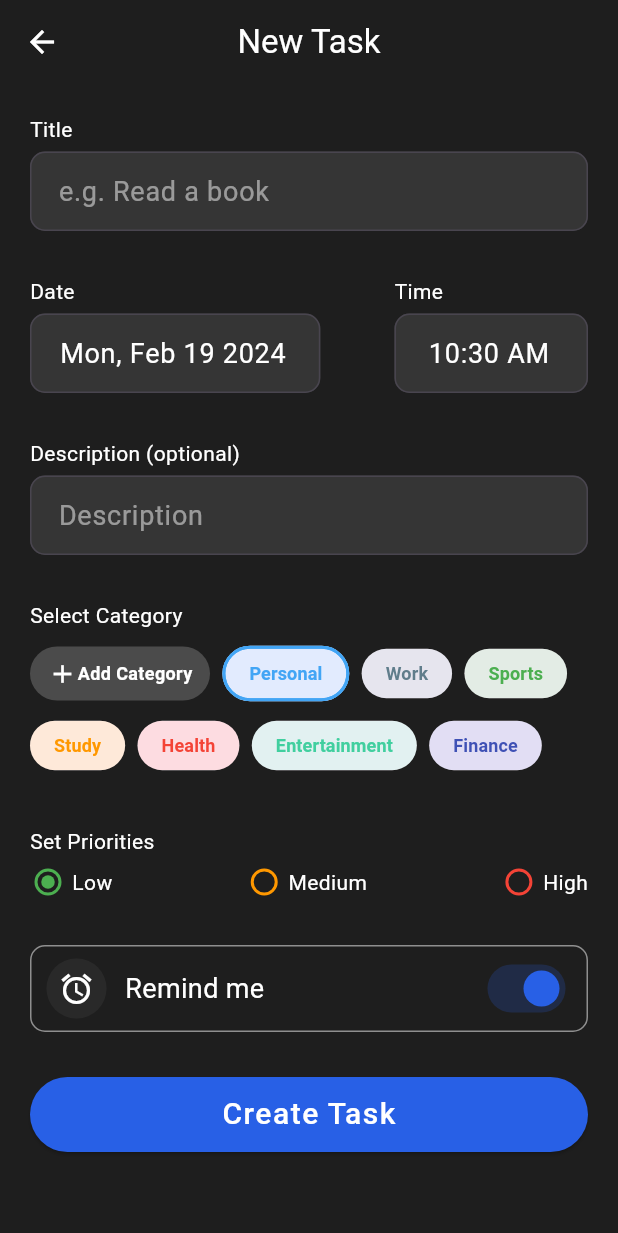
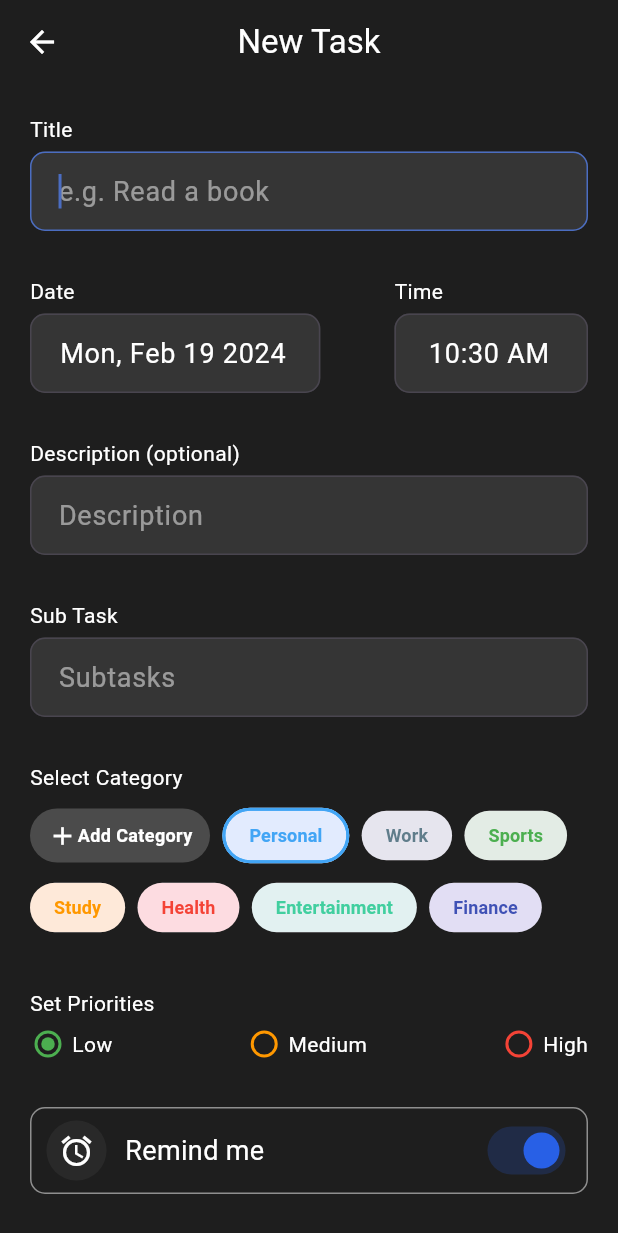
Before and after one commit to MuhammadHasan-Git/DoBits, a Flutter app: the AddTask screen opened directly, on a phone screen of 412 x 824 dp. Shown: the top 1233 px of the screen. Run offline on Flutter 3.47's test engine with Material 3 defaults, Android fonts, the phone set to English and light mode, and no system bars; our stand-ins replace cloud_firestore, device_info_plus, email_validator, firebase_auth, firebase_core, flutter_slidable and 4 more; missing offline and left inert: circle_progress_bar; accounts and stored records are empty.

Commit message:
add sub task option for task.

```diff
--- a/lib/model/edit_task_model.dart
+++ b/lib/model/edit_task_model.dart
@@ -8,6 +8,7 @@ class EditTaskModel {
   final String time;
   final TaskCategory category;
   final String priorities;
+  final List<String>? subtasks;
   final bool isRemind;
   EditTaskModel(
       {required this.id,
@@ -17,5 +18,6 @@ class EditTaskModel {
       required this.time,
       required this.category,
       required this.priorities,
+      this.subtasks,
       required this.isRemind});
 }
--- a/lib/model/task.dart
+++ b/lib/model/task.dart
@@ -11,9 +11,10 @@ class Task {
   final TaskCategory category;
   final String priority;
   final bool isRemind;
-  final List<String> subTasks;
+  final List<String>? subTasks;
 
-  Task({required this.createdOn,
+  Task(
+      {required this.createdOn,
       required this.id,
       required this.title,
       required this.date,
--- a/lib/view/add_task.dart
+++ b/lib/view/add_task.dart
@@ -1,5 +1,6 @@
 import 'package:flutter/material.dart';
 import 'package:get/get.dart';
+import 'package:todo_app/controller/sub_task.dart';
 import 'package:todo_app/controller/task_controller.dart';
 import 'package:todo_app/model/edit_task_model.dart';
 import 'package:todo_app/model/update_task.dart';
@@ -8,6 +9,7 @@ import 'package:todo_app/utils/extensions.dart';
 import 'package:todo_app/view/widget/button.dart';
 import 'package:todo_app/view/widget/category.dart';
 import 'package:todo_app/view/widget/remind_widget.dart';
+import 'package:todo_app/view/widget/sub_task.dart';
 import 'package:todo_app/view/widget/task_priority.dart';
 import 'package:todo_app/view/widget/text_field.dart';
 
@@ -19,7 +21,11 @@ class AddTask extends StatelessWidget {
   Widget build(BuildContext context) {
     final taskController = Get.put(TaskController(editTaskModel: editModel));
 
-    return Scaffold(
+    return GestureDetector(
+      onTap: () {
+        FocusManager.instance.primaryFocus?.unfocus();
+      },
+      child: Scaffold(
         appBar: AppBar(
           iconTheme: const IconThemeData(color: white),
           leading: IconButton(
@@ -53,6 +59,7 @@ class AddTask extends StatelessWidget {
                   ),
                   CustomTextField(
                     width: double.infinity,
+                    autofocus: editModel == null,
                     controller: taskController.titleController,
                     hintText: 'e.g. Read a book',
                     validator: (value) {
@@ -143,6 +150,19 @@ class AddTask extends StatelessWidget {
                     height: 30,
                   ),
                   const Text(
+                    "Sub Task",
+                    style: TextStyle(
+                      color: white,
+                    ),
+                  ),
+                  const SizedBox(
+                    height: 5,
+                  ),
+                  SubTask(),
+                  const SizedBox(
+                    height: 30,
+                  ),
+                  const Text(
                     "Select Category",
                     style: TextStyle(
                       color: white,
@@ -151,7 +171,9 @@ class AddTask extends StatelessWidget {
                   const SizedBox(
                     height: 5,
                   ),
-                const CategoryList(),
+                  CategoryList(
+                    editTaskModel: editModel,
+                  ),
                   const SizedBox(
                     height: 30,
                   ),
@@ -176,6 +198,8 @@ class AddTask extends StatelessWidget {
                       text: editModel == null ? "Create Task" : "Update",
                       onPressed: () async {
                         if (TaskController.formKey.currentState!.validate()) {
+                          final subTaskController =
+                              Get.find<SubTaskController>();
                           if (editModel == null) {
                             await taskController.createTask(
                               context: context,
@@ -187,10 +211,11 @@ class AddTask extends StatelessWidget {
                                   .categories[taskController.chipIndex.value],
                               priority: taskController.selectedPriority.value,
                               isRemind: taskController.isRemind.value,
-                            subTasks: [],
+                              subTasks: subTaskController.subTasks,
                             );
                           } else {
-                          final UpdateTaskModel updateTaskModel = UpdateTaskModel(
+                            final UpdateTaskModel updateTaskModel =
+                                UpdateTaskModel(
                               id: editModel!.id,
                               title: taskController.titleController.text,
                               description: taskController
@@ -206,7 +231,8 @@ class AddTask extends StatelessWidget {
                                   .categories[taskController.chipIndex.value],
                               priority: taskController.selectedPriority.value,
                               isRemind: taskController.isRemind.value,
-                              subTasks: []);
+                              subTasks: subTaskController.subTasks,
+                            );
                             taskController.updateTask(updateTaskModel, context);
                           }
                         }
@@ -216,6 +242,7 @@ class AddTask extends StatelessWidget {
             ),
           ),
         ),
+      ),
     );
   }
 }
--- a/lib/view/widget/category.dart
+++ b/lib/view/widget/category.dart
@@ -4,12 +4,14 @@ import 'package:flutter/material.dart';
 import 'package:get/get.dart';
 import 'package:todo_app/controller/task_controller.dart';
 import 'package:todo_app/model/category.dart';
+import 'package:todo_app/model/edit_task_model.dart';
 import 'package:todo_app/utils/colors.dart';
 import 'package:todo_app/utils/extensions.dart';
 import 'package:todo_app/view/authentication/login_options.dart';
 
 class CategoryList extends StatelessWidget {
-  const CategoryList({super.key});
+  final EditTaskModel? editTaskModel;
+  const CategoryList({super.key, this.editTaskModel});
 
   @override
   Widget build(BuildContext context) {
@@ -88,8 +90,14 @@ class CategoryList extends StatelessWidget {
                       ),
                     );
                   } else {
+                    if (editTaskModel != null) {
+                      taskController.chipIndex.value = targetIndex(
+                          taskController.categories,
+                          editTaskModel!.category.name);
+                    }
                     final adjustedIndex = index - 1;
-                    final category = taskController.categories[adjustedIndex];
+                    TaskCategory category =
+                        taskController.categories[adjustedIndex];
 
                     return GestureDetector(
                       onTap: () =>
@@ -135,4 +143,13 @@ class CategoryList extends StatelessWidget {
           }
         });
   }
+
+  int targetIndex(List<dynamic> categories, String target) {
+    for (var i = 0; i < categories.length; i++) {
+      if (categories[i].name == target) {
+        return i;
+      }
+    }
+    return 0;
+  }
 }
--- a/lib/view/widget/popup_button.dart
+++ b/lib/view/widget/popup_button.dart
@@ -41,6 +41,7 @@ class PopupButton extends StatelessWidget {
                         color: int.parse(ds['categoryColor']),
                         name: ds['categoryName']),
                     priorities: ds['priority'],
+                    // subtasks: List<String>.from(ds['subTasks']),
                     isRemind: ds['isRemind']),
               ),
             );
--- /dev/null
+++ b/lib/view/widget/sub_task.dart
@@ -0,0 +1,36 @@
+import 'package:flutter/material.dart';
+import 'package:get/get.dart';
+import 'package:todo_app/controller/sub_task.dart';
+import 'package:todo_app/view/widget/text_field.dart';
+
+class SubTask extends StatelessWidget {
+  const SubTask({super.key});
+
+  @override
+  Widget build(BuildContext context) {
+    final subTaskController = Get.put(SubTaskController());
+    return Column(
+      children: [
+        CustomTextField(
+          controller: subTaskController.textControlelr,
+          hintText: 'Subtasks',
+          onFieldSubmitted: (value) => subTaskController.addSubtask(
+              value, subTaskController.subTasks.length),
+        ),
+        SizedBox(
+          child: AnimatedList(
+            shrinkWrap: true,
+            physics: const ClampingScrollPhysics(),
+            key: subTaskController.listKey,
+            initialItemCount: subTaskController.subTasks.length,
+            itemBuilder:
+                (BuildContext context, int index, Animation<double> animation) {
+              return subTaskController.buildItem(
+                  subTaskController.subTasks[index], animation);
+            },
+          ),
+        ),
+      ],
+    );
+  }
+}
--- a/lib/view/widget/text_field.dart
+++ b/lib/view/widget/text_field.dart
@@ -12,6 +12,8 @@ class CustomTextField extends StatelessWidget {
     this.readOnly = false,
     this.color = white,
     this.validator,
+    this.onFieldSubmitted,
+    this.autofocus = false,
   });
 
   final String? hintText;
@@ -22,7 +24,11 @@ class CustomTextField extends StatelessWidget {
 
   final bool? readOnly;
 
+  final bool? autofocus;
+
   final Function()? onTap;
+
+  final Function(String)? onFieldSubmitted;
 
   final String? Function(String?)? validator;
 
@@ -46,7 +52,9 @@ class CustomTextField extends StatelessWidget {
         ),
         cursorColor: blue,
         onTap: onTap,
+        onFieldSubmitted: onFieldSubmitted,
         validator: validator,
+        autofocus: autofocus!,
         decoration: InputDecoration(
           hintText: hintText,
           hintStyle: TextStyle(color: white.withOpacity(0.5)),
```
Also changed, not shown: lib/controller/sub_task.dart (added, +77 -0 lines), lib/controller/task_controller.dart (+7 -2 lines). Lines whose indentation alone changed are shown as unchanged.
